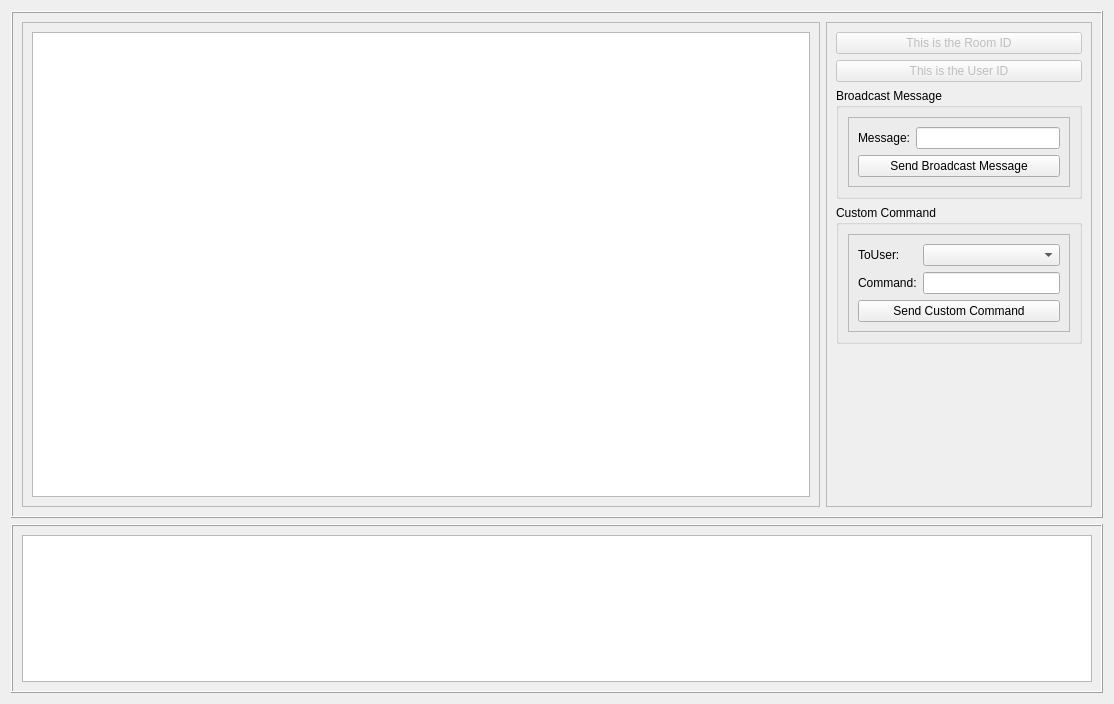
This is ZegoExpressTopicsProject/src/RoomMessage/ZegoRoomMessageDemo.ui in zegoim/zego-express-example-topics-cpp as Qt 5 draws it before an edit. The edited form follows.
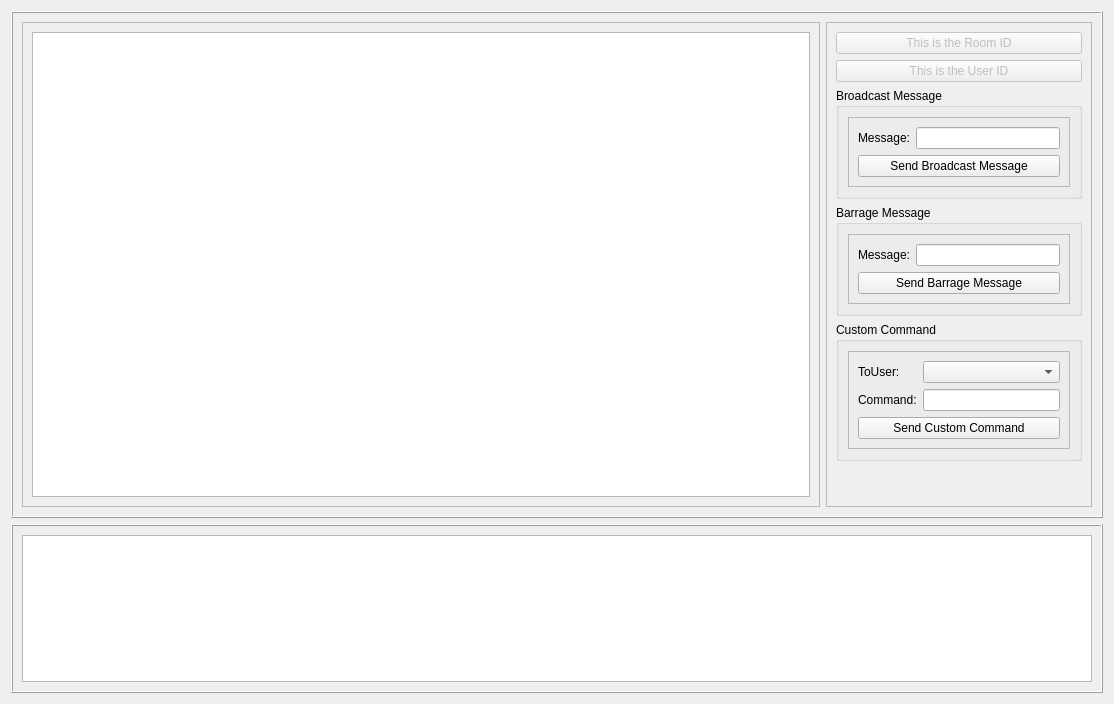
This is the edited form.

What changed in the file:
```diff
--- a/ZegoExpressTopicsProject/src/RoomMessage/ZegoRoomMessageDemo.ui
+++ b/ZegoExpressTopicsProject/src/RoomMessage/ZegoRoomMessageDemo.ui
@@ -52,7 +52,7 @@
         <property name="frameShadow">
          <enum>QFrame::Raised</enum>
         </property>
-        <layout class="QVBoxLayout" name="verticalLayout" stretch="0,0,0,0,1">
+        <layout class="QVBoxLayout" name="verticalLayout">
          <item>
           <widget class="QPushButton" name="pushButton_roomID">
            <property name="enabled">
@@ -87,18 +87,18 @@
               <property name="frameShadow">
                <enum>QFrame::Raised</enum>
               </property>
-              <layout class="QFormLayout" name="formLayout_3">
-               <item row="4" column="0">
+              <layout class="QFormLayout" name="formLayout_2">
+               <item row="0" column="0">
                 <widget class="QLabel" name="label_10">
                  <property name="text">
                   <string>Message:</string>
                  </property>
                 </widget>
                </item>
-               <item row="4" column="1">
+               <item row="0" column="1">
                 <widget class="QLineEdit" name="lineEdit_broadcast_message"/>
                </item>
-               <item row="5" column="0" colspan="2">
+               <item row="1" column="0" colspan="2">
                 <widget class="QPushButton" name="pushButton_send_broadcast_message">
                  <property name="text">
                   <string>Send Broadcast Message</string>
@@ -111,6 +111,44 @@
            </layout>
           </widget>
          </item>
+         <item>
+          <widget class="QGroupBox" name="groupBox_3">
+           <property name="title">
+            <string>Barrage Message</string>
+           </property>
+           <layout class="QHBoxLayout" name="horizontalLayout_4">
+            <item>
+             <widget class="QFrame" name="frame_7">
+              <property name="frameShape">
+               <enum>QFrame::StyledPanel</enum>
+              </property>
+              <property name="frameShadow">
+               <enum>QFrame::Raised</enum>
+              </property>
+              <layout class="QFormLayout" name="formLayout">
+               <item row="0" column="0">
+                <widget class="QLabel" name="label_12">
+                 <property name="text">
+                  <string>Message:</string>
+                 </property>
+                </widget>
+               </item>
+               <item row="0" column="1">
+                <widget class="QLineEdit" name="lineEdit_barrage_message"/>
+               </item>
+               <item row="1" column="0" colspan="2">
+                <widget class="QPushButton" name="pushButton_send_barrage_message">
+                 <property name="text">
+                  <string>Send Barrage Message</string>
+                 </property>
+                </widget>
+               </item>
+              </layout>
+             </widget>
+            </item>
+           </layout>
+          </widget>
+         </item>
          <item>
           <widget class="QGroupBox" name="groupBox_2">
            <property name="title">
@@ -125,34 +163,34 @@
               <property name="frameShadow">
                <enum>QFrame::Raised</enum>
               </property>
-              <layout class="QFormLayout" name="formLayout_4">
-               <item row="4" column="0">
+              <layout class="QFormLayout" name="formLayout_3">
+               <item row="0" column="0">
+                <widget class="QLabel" name="label">
+                 <property name="text">
+                  <string>ToUser:</string>
+                 </property>
+                </widget>
+               </item>
+               <item row="0" column="1">
+                <widget class="QComboBox" name="comboBox_toUser"/>
+               </item>
+               <item row="1" column="0">
                 <widget class="QLabel" name="label_11">
                  <property name="text">
                   <string>Command:</string>
                  </property>
                 </widget>
                </item>
-               <item row="4" column="1">
+               <item row="1" column="1">
                 <widget class="QLineEdit" name="lineEdit_custom_command"/>
                </item>
-               <item row="5" column="0" colspan="2">
+               <item row="2" column="0" colspan="2">
                 <widget class="QPushButton" name="pushButton_send_custom_command">
                  <property name="text">
                   <string>Send Custom Command</string>
                  </property>
                 </widget>
                </item>
-               <item row="1" column="0">
-                <widget class="QLabel" name="label">
-                 <property name="text">
-                  <string>ToUser:</string>
-                 </property>
-                </widget>
-               </item>
-               <item row="1" column="1">
-                <widget class="QComboBox" name="comboBox_toUser"/>
-               </item>
               </layout>
              </widget>
             </item>
@@ -211,8 +249,8 @@
          <string>&lt;!DOCTYPE HTML PUBLIC &quot;-//W3C//DTD HTML 4.0//EN&quot; &quot;http://www.w3.org/TR/REC-html40/strict.dtd&quot;&gt;
 &lt;html&gt;&lt;head&gt;&lt;meta name=&quot;qrichtext&quot; content=&quot;1&quot; /&gt;&lt;style type=&quot;text/css&quot;&gt;
 p, li { white-space: pre-wrap; }
-&lt;/style&gt;&lt;/head&gt;&lt;body style=&quot; font-family:'SimSun'; font-size:9pt; font-weight:400; font-style:normal;&quot;&gt;
-&lt;p style=&quot;-qt-paragraph-type:empty; margin-top:0px; margin-bottom:0px; margin-left:0px; margin-right:0px; -qt-block-indent:0; text-indent:0px;&quot;&gt;&lt;br /&gt;&lt;/p&gt;&lt;/body&gt;&lt;/html&gt;</string>
+&lt;/style&gt;&lt;/head&gt;&lt;body style=&quot; font-family:'.AppleSystemUIFont'; font-size:13pt; font-weight:400; font-style:normal;&quot;&gt;
+&lt;p style=&quot;-qt-paragraph-type:empty; margin-top:0px; margin-bottom:0px; margin-left:0px; margin-right:0px; -qt-block-indent:0; text-indent:0px; font-family:'SimSun'; font-size:9pt;&quot;&gt;&lt;br /&gt;&lt;/p&gt;&lt;/body&gt;&lt;/html&gt;</string>
         </property>
        </widget>
       </item>
```
